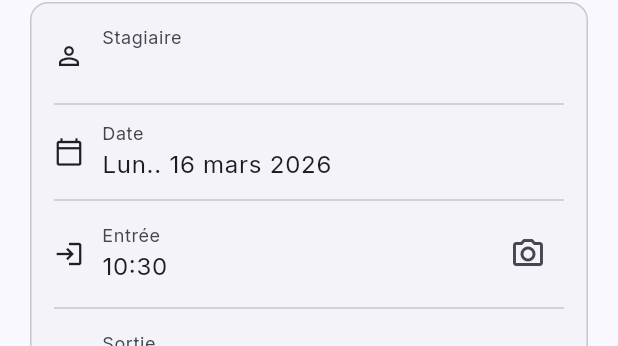
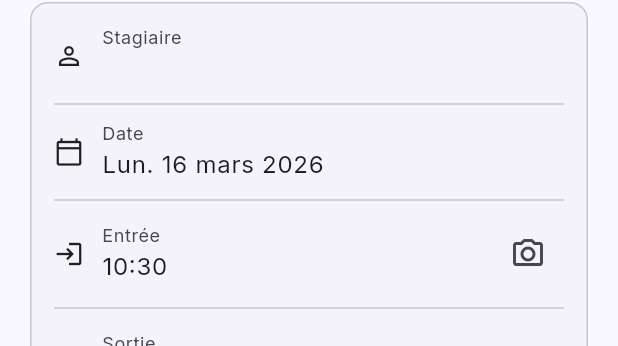
Before and after one commit to LeM9700/erp-intern-frontend, a Flutter app: the _SessionDetailBody widget shown alone on an empty page, opened directly with empty values, on a phone screen of 412 x 824 dp. Shown: the part 76-422 px from the top of the screen. Run offline on Flutter 3.47's test engine with Material 3 defaults, Android fonts, the phone set to English and light mode, and no system bars; our stand-ins replace dio, flutter_riverpod, go_router, google_fonts, image_picker, shared_preferences; accounts and stored records are empty; network calls fail.

Commit message:
fix(attendance): replace intl DateFormat with manual French date formatting
LocaleDataException was thrown at runtime because initializeDateFormatting
was never called, causing a grey error widget in AdminInternSessionsScreen
and AdminSessionDetailScreen.

https://claude.ai/code/session_01N128hJmUQ95tfUN7YWkjpH

```diff
--- a/lib/features/attendance/presentation/screens/admin_session_detail_screen.dart
+++ b/lib/features/attendance/presentation/screens/admin_session_detail_screen.dart
@@ -1,7 +1,6 @@
 import 'package:dio/dio.dart';
 import 'package:flutter/material.dart';
 import 'package:flutter_riverpod/flutter_riverpod.dart';
-import 'package:intl/intl.dart';
 import 'package:erp_frontend/core/constants/api_constants.dart';
 import 'package:erp_frontend/core/network/dio_client.dart';
 import 'package:erp_frontend/features/attendance/domain/models/attendance_model.dart';
@@ -267,9 +266,10 @@ class _SessionDetailBody extends ConsumerWidget {
   }
 
   String _formatDate(DateTime dt) {
-    final formatter = DateFormat('EEE. d MMMM yyyy', 'fr_FR');
-    final s = formatter.format(dt);
-    return s.isNotEmpty ? '${s[0].toUpperCase()}${s.substring(1)}' : s;
+    const days = ['Lun.', 'Mar.', 'Mer.', 'Jeu.', 'Ven.', 'Sam.', 'Dim.'];
+    const months = ['', 'janv.', 'févr.', 'mars', 'avr.', 'mai', 'juin',
+        'juil.', 'août', 'sept.', 'oct.', 'nov.', 'déc.'];
+    return '${days[dt.weekday - 1]} ${dt.day} ${months[dt.month]} ${dt.year}';
   }
 
   String _formatTime(DateTime dt) =>
```
Also changed, not shown: lib/features/attendance/presentation/screens/admin_intern_sessions_screen.dart (+4 -6 lines).
